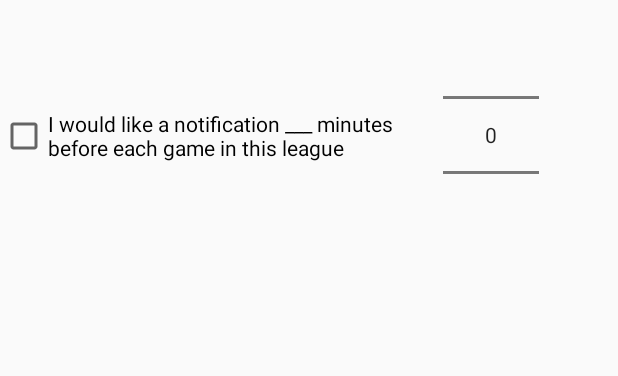
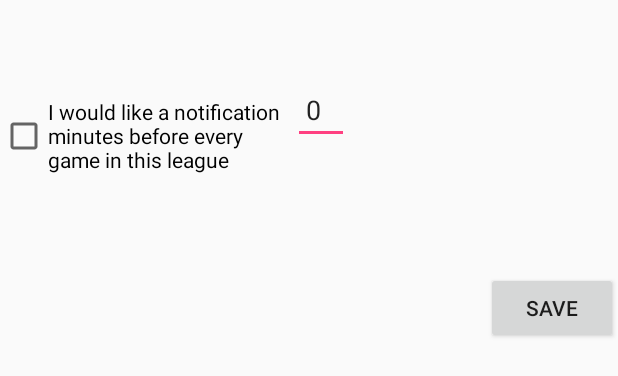
Before and after one commit to rex1100/COMP4020, an Android app: the layout activity_league_notifications.xml on its own in the app's theme, with its tools: preview values and no code run, on a phone screen of 412 x 824 dp. Shown: the top 376 px of the screen. Run offline under Robolectric (Android 15) with nearby library versions, the phone set to English and light mode, and no system bars.

Commit message:
forgot to commit files

```diff
--- a/testApp1/app/src/main/AndroidManifest.xml
+++ b/testApp1/app/src/main/AndroidManifest.xml
@@ -51,6 +51,10 @@
             android:name="test.eSportsApp.TeamView"
             android:label="@string/team_view_title"
             android:theme="@style/AppTheme"></activity>
+        <activity
+            android:name="test.eSportsApp.matchDetails"
+            android:label="@string/team_view_title"
+            android:theme="@style/AppTheme"></activity>
     </application>
 
 </manifest>
--- a/testApp1/app/src/main/res/layout/activity_league_notifications.xml
+++ b/testApp1/app/src/main/res/layout/activity_league_notifications.xml
@@ -2,20 +2,33 @@
 <GridLayout xmlns:android="http://schemas.android.com/apk/res/android"
     android:layout_width="match_parent" android:layout_height="match_parent">
 
+
     <CheckBox
-        android:layout_width="295dp"
+        android:layout_width="195dp"
         android:layout_height="181dp"
-        android:text="I would like a notification ___ minutes before each game in this league"
+        android:text="I would like a notification minutes before every game in this league"
         android:id="@+id/checkBox"
         android:layout_row="0"
         android:layout_column="0"
         android:checked="false" />
 
-    <NumberPicker
+    <EditText
+        android:layout_width="37dp"
+        android:layout_height="wrap_content"
+        android:inputType="number"
+        android:ems="10"
+        android:id="@+id/editText"
+        android:layout_row="0"
+        android:layout_column="1"
+        android:text=" 0" />
+
+    <Button
         android:layout_width="wrap_content"
         android:layout_height="wrap_content"
-        android:id="@+id/numberPicker"
-        android:layout_row="0"
-        android:layout_column="1" />
+        android:text="Save"
+        android:id="@+id/button5"
+        android:layout_row="1"
+        android:layout_column="8"
+        android:onClick="saveNotification" />
 
 </GridLayout>
```
Also changed, not shown: testApp1/app/src/main/java/test/eSportsApp/HomeScreenActivity.java (+40 -12 lines), testApp1/app/src/main/java/test/eSportsApp/StoredArrays.java (+2 -0 lines), testApp1/app/src/main/java/test/eSportsApp/gameNotification.java (+1 -1 lines), testApp1/app/src/main/java/test/eSportsApp/lolScheduler.java (+0 -2 lines), testApp1/app/src/main/res/layout/activity_fullscreen.xml (+9 -0 lines), testApp1/app/src/main/res/layout/activity_team_notifications.xml (+18 -6 lines).
